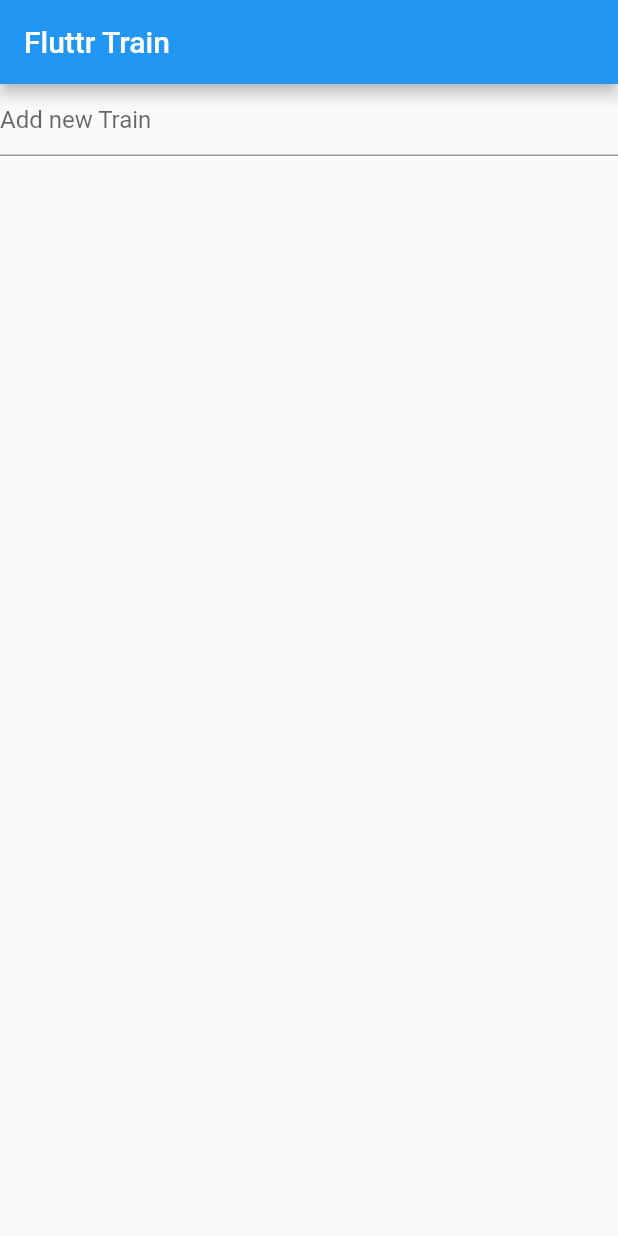
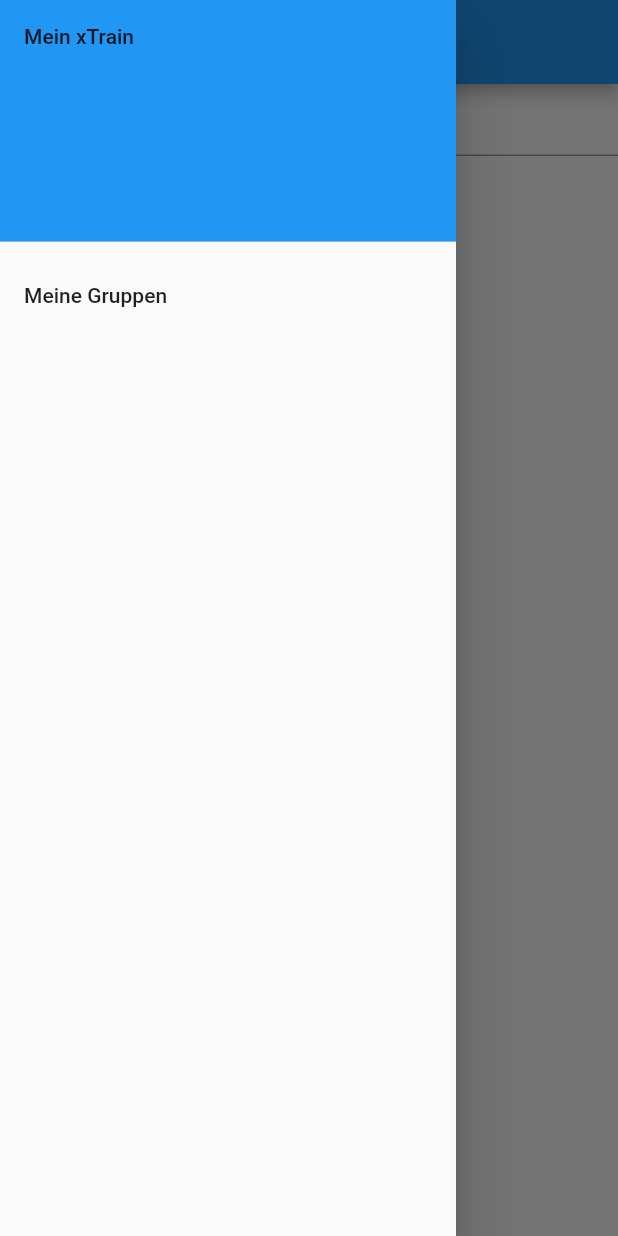
Before and after one commit to bjoernme444/xTrain, a Flutter app: the screen it shows after launch, with the side drawer open (before the commit the screen has no drawer), on a phone screen of 412 x 824 dp. Run offline on Flutter 3.47's test engine with Material 2 defaults, Android fonts, the phone set to English and light mode, and no system bars.

Commit message:
Neuer View für "Meine Gruppen"

```diff
--- a/lib/main.dart
+++ b/lib/main.dart
@@ -1,78 +1,93 @@
-import 'package:flutter/foundation.dart';
 import 'package:flutter/material.dart';
-
-
+import 'package:flutter_train/ManageGroups.dart';
 
 void main() => runApp(new MyApp());
 
 class MyApp extends StatelessWidget {
   @override
-  Widget build(BuildContext ctxt) {
+  Widget build(BuildContext context) {
     return new MaterialApp(
       home: new ListDisplay(),
     );
   }
 }
+
 class ListDisplay extends StatefulWidget {
   @override
   State createState() => new DynamicList();
 }
 
 class DynamicList extends State<ListDisplay> {
-  List<String> lItems = [];
+  List<String> trains = [];
   final TextEditingController eCtrl = new TextEditingController();
+
   @override
   Widget build(BuildContext context) {
     return new Scaffold(
-      appBar: new AppBar(title: new Text("Fluttr Train"),),
+        appBar: new AppBar(
+          title: new Text("xTrain"),
+        ),
+        drawer: Drawer(
+          child: ListView(
+            padding: EdgeInsets.zero,
+            children: <Widget>[
+              DrawerHeader(
+                child: Text('Mein xTrain'),
+                decoration: BoxDecoration(
+                  color: Colors.blue,
+                ),
+              ),
+              ListTile(
+                title: Text('Meine Gruppen'),
+                onTap: () {
+                  Navigator.push(
+                    context,
+                    MaterialPageRoute(builder: (context) => ManageGroups()),
+                  );
+                },
+              ),
+            ],
+          ),
+        ),
         body: new Column(
           children: <Widget>[
             new TextField(
               controller: eCtrl,
-              decoration: new InputDecoration(hintText: "Add new Train"),
-              onSubmitted: (text) {
-                if(text.length > 0) {
-                  lItems.add(text);
+              decoration: new InputDecoration(hintText: "Start a Train"),
+              onSubmitted: (trainName) {
+                if (trainName.length > 0) {
+                  trains.add(trainName);
                   eCtrl.clear();
                   setState(() {});
                 }
               },
             ),
             new Expanded(
-              child: new ListView.builder
-                (
-                  itemCount: lItems.length,
-                  itemBuilder: (BuildContext ctxt, int Index) {
-                    return Card (
+                child: new ListView.builder(
+                    itemCount: trains.length,
+                    itemBuilder: (BuildContext buildContext, int index) {
+                      return Card(
                         child: Padding(
                             padding: const EdgeInsets.all(16.0),
-                        child: Row (
+                            child: Row(
                               children: <Widget>[
-                            Expanded (
-                              child:
-                                Text('${lItems[Index]}',
-                                  style: TextStyle(fontSize: 22.0),),
+                                Expanded(
+                                  child: Text(
+                                    '${trains[index]}',
+                                    style: TextStyle(fontSize: 22.0),
                                   ),
-                            Expanded (
-
+                                ),
+                                Expanded(
                                   child: Text("0"),
                                 )
                               ],
-                        )
-
-                      ),
+                            )),
                       );
-                  }
-              )
-          )
+                    }))
           ],
-      )
-    );
+        ));
   }
 }
-
-
-
 
 /*void main() {
   //List<String> tmpList = ["Meking", "Aldi", "Tankstelle"];
```
Also changed, not shown: lib/ManageGroups.dart (added, +16 -0 lines). Lines whose indentation alone changed are shown as unchanged.
